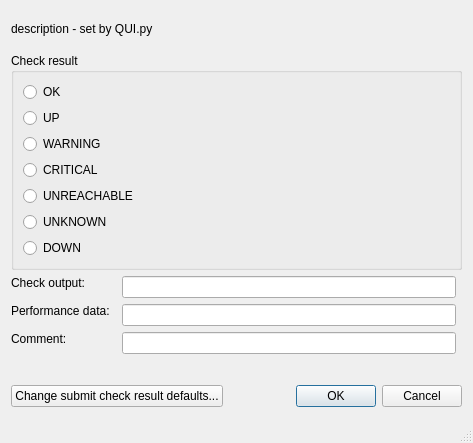
HenriWahl/Nagstamon, file Nagstamon/Nagstamon/QUI/dialog_submit.ui: the form before one commit.
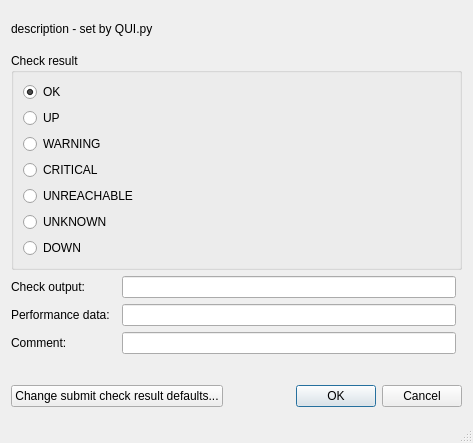
The form after the commit.

Commit message: submitting check results has first half ready

```diff
--- a/Nagstamon/Nagstamon/QUI/dialog_submit.ui
+++ b/Nagstamon/Nagstamon/QUI/dialog_submit.ui
@@ -36,7 +36,7 @@
      </property>
     </widget>
    </item>
-   <item row="3" column="0" alignment="Qt::AlignTop">
+   <item row="3" column="0" alignment="Qt::AlignVCenter">
     <widget class="QLabel" name="label_check_output">
      <property name="text">
       <string>Check output:</string>
@@ -53,7 +53,7 @@
      </property>
     </widget>
    </item>
-   <item row="5" column="0" alignment="Qt::AlignTop">
+   <item row="5" column="0" alignment="Qt::AlignVCenter">
     <widget class="QLabel" name="label_performance_data">
      <property name="text">
       <string>Performance data:</string>
@@ -71,6 +71,9 @@
         <property name="text">
          <string>OK</string>
         </property>
+        <property name="checked">
+         <bool>true</bool>
+        </property>
        </widget>
       </item>
       <item>
@@ -118,7 +121,7 @@
      </layout>
     </widget>
    </item>
-   <item row="7" column="0" alignment="Qt::AlignTop">
+   <item row="7" column="0" alignment="Qt::AlignVCenter">
     <widget class="QLabel" name="label_comment">
      <property name="text">
       <string>Comment:</string>
```
The commit also changes 2 other files.
